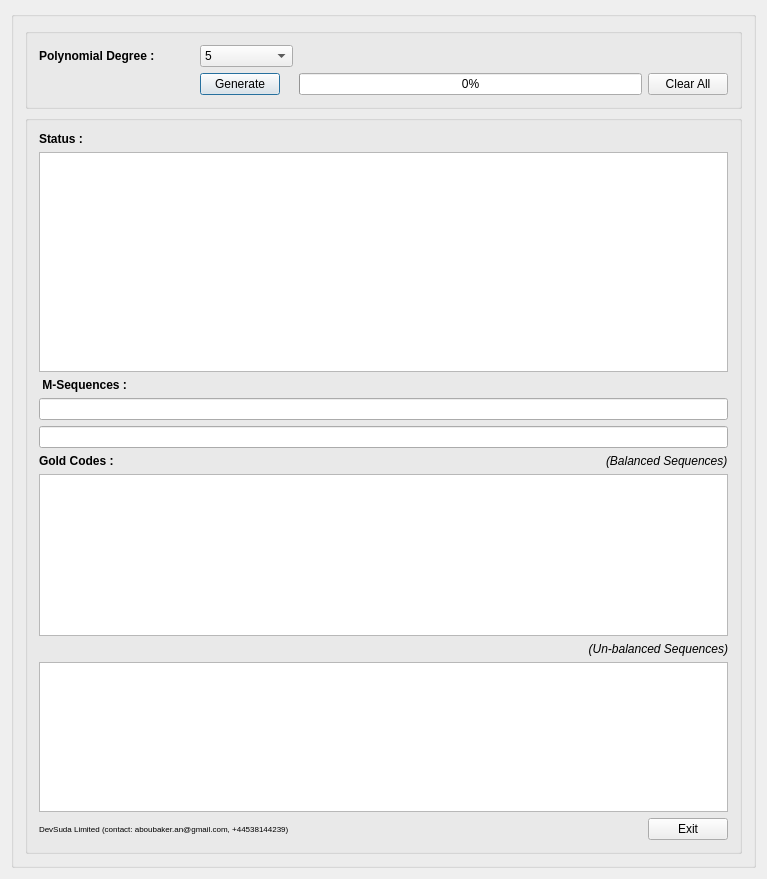
Qt form mainwindow.ui (aamagzoub/GoldCodeGenerator) before a commit.
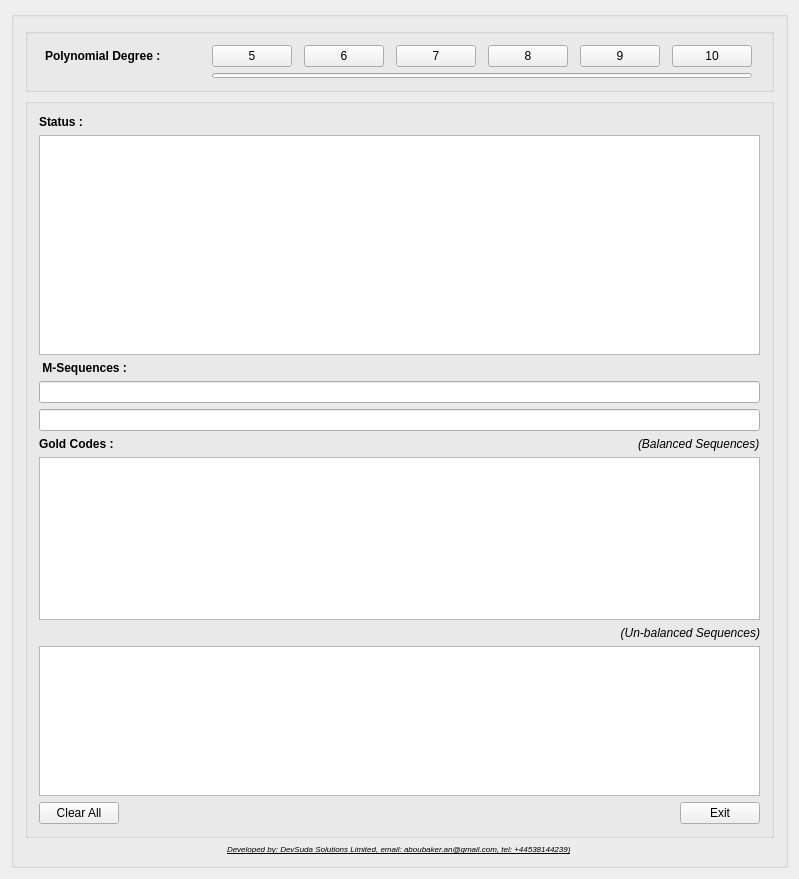
The same form after that commit.

Commit message: change the size and color of the progressbar + add button as poly. degrees

The edit to the form file:
```diff
--- a/mainwindow.ui
+++ b/mainwindow.ui
@@ -6,16 +6,28 @@
    <rect>
     <x>0</x>
     <y>0</y>
-    <width>761</width>
+    <width>799</width>
     <height>879</height>
    </rect>
   </property>
   <property name="sizePolicy">
-   <sizepolicy hsizetype="Preferred" vsizetype="Preferred">
+   <sizepolicy hsizetype="Fixed" vsizetype="Fixed">
     <horstretch>0</horstretch>
     <verstretch>0</verstretch>
    </sizepolicy>
   </property>
+  <property name="minimumSize">
+   <size>
+    <width>799</width>
+    <height>879</height>
+   </size>
+  </property>
+  <property name="maximumSize">
+   <size>
+    <width>827</width>
+    <height>881</height>
+   </size>
+  </property>
   <property name="windowTitle">
    <string>Gold Codes Generator</string>
   </property>
@@ -35,13 +47,181 @@
          <string/>
         </property>
         <layout class="QGridLayout" name="gridLayout_2">
+         <item row="0" column="0" colspan="2">
+          <widget class="QGroupBox" name="gridGroupBox">
+           <property name="sizePolicy">
+            <sizepolicy hsizetype="Preferred" vsizetype="Fixed">
+             <horstretch>0</horstretch>
+             <verstretch>0</verstretch>
+            </sizepolicy>
+           </property>
+           <property name="minimumSize">
+            <size>
+             <width>0</width>
+             <height>0</height>
+            </size>
+           </property>
+           <layout class="QGridLayout" name="gridLayout_4">
+            <item row="1" column="8">
+             <widget class="QLabel" name="poly_deg_lbl">
+              <property name="sizePolicy">
+               <sizepolicy hsizetype="Fixed" vsizetype="Fixed">
+                <horstretch>0</horstretch>
+                <verstretch>0</verstretch>
+               </sizepolicy>
+              </property>
+              <property name="minimumSize">
+               <size>
+                <width>155</width>
+                <height>0</height>
+               </size>
+              </property>
+              <property name="font">
+               <font>
+                <weight>75</weight>
+                <bold>true</bold>
+               </font>
+              </property>
+              <property name="text">
+               <string>Polynomial Degree :</string>
+              </property>
+             </widget>
+            </item>
+            <item row="1" column="10">
+             <widget class="QPushButton" name="poly_deg_6">
+              <property name="sizePolicy">
+               <sizepolicy hsizetype="Fixed" vsizetype="Fixed">
+                <horstretch>0</horstretch>
+                <verstretch>0</verstretch>
+               </sizepolicy>
+              </property>
+              <property name="text">
+               <string>6</string>
+              </property>
+             </widget>
+            </item>
+            <item row="1" column="11">
+             <widget class="QPushButton" name="poly_deg_7">
+              <property name="sizePolicy">
+               <sizepolicy hsizetype="Fixed" vsizetype="Fixed">
+                <horstretch>0</horstretch>
+                <verstretch>0</verstretch>
+               </sizepolicy>
+              </property>
+              <property name="text">
+               <string>7</string>
+              </property>
+             </widget>
+            </item>
+            <item row="1" column="9">
+             <widget class="QPushButton" name="poly_deg_5">
+              <property name="sizePolicy">
+               <sizepolicy hsizetype="Fixed" vsizetype="Fixed">
+                <horstretch>0</horstretch>
+                <verstretch>0</verstretch>
+               </sizepolicy>
+              </property>
+              <property name="text">
+               <string>5</string>
+              </property>
+             </widget>
+            </item>
+            <item row="1" column="12">
+             <widget class="QPushButton" name="poly_deg_8">
+              <property name="sizePolicy">
+               <sizepolicy hsizetype="Fixed" vsizetype="Fixed">
+                <horstretch>0</horstretch>
+                <verstretch>0</verstretch>
+               </sizepolicy>
+              </property>
+              <property name="text">
+               <string>8</string>
+              </property>
+             </widget>
+            </item>
+            <item row="1" column="13">
+             <widget class="QPushButton" name="poly_deg_9">
+              <property name="sizePolicy">
+               <sizepolicy hsizetype="Fixed" vsizetype="Fixed">
+                <horstretch>0</horstretch>
+                <verstretch>0</verstretch>
+               </sizepolicy>
+              </property>
+              <property name="text">
+               <string>9</string>
+              </property>
+             </widget>
+            </item>
+            <item row="1" column="14">
+             <widget class="QPushButton" name="poly_deg_10">
+              <property name="sizePolicy">
+               <sizepolicy hsizetype="Fixed" vsizetype="Fixed">
+                <horstretch>0</horstretch>
+                <verstretch>0</verstretch>
+               </sizepolicy>
+              </property>
+              <property name="text">
+               <string>10</string>
+              </property>
+             </widget>
+            </item>
+            <item row="2" column="9" colspan="6">
+             <widget class="QProgressBar" name="progressBar">
+              <property name="maximumSize">
+               <size>
+                <width>16777215</width>
+                <height>5</height>
+               </size>
+              </property>
+              <property name="value">
+               <number>0</number>
+              </property>
+              <property name="textVisible">
+               <bool>false</bool>
+              </property>
+              <property name="invertedAppearance">
+               <bool>false</bool>
+              </property>
+              <property name="textDirection">
+               <enum>QProgressBar::TopToBottom</enum>
+              </property>
+              <property name="format">
+               <string>%p%</string>
+              </property>
+             </widget>
+            </item>
+           </layout>
+          </widget>
+         </item>
          <item row="2" column="0" colspan="2">
           <widget class="QGroupBox" name="groupBox">
            <layout class="QGridLayout" name="gridLayout_10">
-            <item row="1" column="2" colspan="2">
+            <item row="3" column="2" colspan="6">
+             <widget class="QLineEdit" name="mseq_1_bits">
+              <property name="enabled">
+               <bool>true</bool>
+              </property>
+              <property name="sizePolicy">
+               <sizepolicy hsizetype="Preferred" vsizetype="Fixed">
+                <horstretch>0</horstretch>
+                <verstretch>0</verstretch>
+               </sizepolicy>
+              </property>
+              <property name="minimumSize">
+               <size>
+                <width>689</width>
+                <height>0</height>
+               </size>
+              </property>
+              <property name="readOnly">
+               <bool>true</bool>
+              </property>
+             </widget>
+            </item>
+            <item row="1" column="2" colspan="6">
              <widget class="QPlainTextEdit" name="status_win">
               <property name="sizePolicy">
-               <sizepolicy hsizetype="Fixed" vsizetype="Fixed">
+               <sizepolicy hsizetype="Preferred" vsizetype="Fixed">
                 <horstretch>0</horstretch>
                 <verstretch>0</verstretch>
                </sizepolicy>
@@ -71,7 +251,7 @@
               </property>
              </widget>
             </item>
-            <item row="4" column="2" colspan="2">
+            <item row="4" column="2" colspan="6">
              <widget class="QLineEdit" name="mseq_2_bits">
               <property name="enabled">
                <bool>true</bool>
@@ -93,79 +273,6 @@
               </property>
              </widget>
             </item>
-            <item row="3" column="2" colspan="2">
-             <widget class="QLineEdit" name="mseq_1_bits">
-              <property name="enabled">
-               <bool>true</bool>
-              </property>
-              <property name="sizePolicy">
-               <sizepolicy hsizetype="Preferred" vsizetype="Fixed">
-                <horstretch>0</horstretch>
-                <verstretch>0</verstretch>
-               </sizepolicy>
-              </property>
-              <property name="minimumSize">
-               <size>
-                <width>689</width>
-                <height>0</height>
-               </size>
-              </property>
-              <property name="readOnly">
-               <bool>true</bool>
-              </property>
-             </widget>
-            </item>
-            <item row="2" column="2">
-             <widget class="QLabel" name="label_3">
-              <property name="sizePolicy">
-               <sizepolicy hsizetype="Fixed" vsizetype="Fixed">
-                <horstretch>0</horstretch>
-                <verstretch>0</verstretch>
-               </sizepolicy>
-              </property>
-              <property name="font">
-               <font>
-                <weight>75</weight>
-                <bold>true</bold>
-               </font>
-              </property>
-              <property name="text">
-               <string> M-Sequences :</string>
-              </property>
-             </widget>
-            </item>
-            <item row="11" column="3" alignment="Qt::AlignRight">
-             <widget class="QPushButton" name="exit_btn">
-              <property name="sizePolicy">
-               <sizepolicy hsizetype="Fixed" vsizetype="Fixed">
-                <horstretch>0</horstretch>
-                <verstretch>0</verstretch>
-               </sizepolicy>
-              </property>
-              <property name="text">
-               <string>Exit</string>
-              </property>
-             </widget>
-            </item>
-            <item row="8" column="2" rowspan="3" colspan="2">
-             <widget class="QTextEdit" name="unbalanced_seq_val">
-              <property name="sizePolicy">
-               <sizepolicy hsizetype="Preferred" vsizetype="Preferred">
-                <horstretch>0</horstretch>
-                <verstretch>0</verstretch>
-               </sizepolicy>
-              </property>
-              <property name="minimumSize">
-               <size>
-                <width>689</width>
-                <height>150</height>
-               </size>
-              </property>
-              <property name="lineWrapMode">
-               <enum>QTextEdit::NoWrap</enum>
-              </property>
-             </widget>
-            </item>
             <item row="5" column="2">
              <widget class="QLabel" name="seq_2_lbl_3">
               <property name="sizePolicy">
@@ -188,10 +295,29 @@
               </property>
              </widget>
             </item>
-            <item row="6" column="2" colspan="2">
-             <widget class="QTextEdit" name="balanced_seq_val">
+            <item row="2" column="2">
+             <widget class="QLabel" name="label_3">
               <property name="sizePolicy">
-               <sizepolicy hsizetype="Preferred" vsizetype="Preferred">
+               <sizepolicy hsizetype="Fixed" vsizetype="Fixed">
+                <horstretch>0</horstretch>
+                <verstretch>0</verstretch>
+               </sizepolicy>
+              </property>
+              <property name="font">
+               <font>
+                <weight>75</weight>
+                <bold>true</bold>
+               </font>
+              </property>
+              <property name="text">
+               <string> M-Sequences :</string>
+              </property>
+             </widget>
+            </item>
+            <item row="8" column="2" rowspan="3" colspan="6">
+             <widget class="QTextEdit" name="unbalanced_seq_val">
+              <property name="sizePolicy">
+               <sizepolicy hsizetype="Preferred" vsizetype="Fixed">
                 <horstretch>0</horstretch>
                 <verstretch>0</verstretch>
                </sizepolicy>
@@ -207,7 +333,20 @@
               </property>
              </widget>
             </item>
-            <item row="5" column="3" alignment="Qt::AlignRight">
+            <item row="11" column="7" alignment="Qt::AlignRight">
+             <widget class="QPushButton" name="exit_btn">
+              <property name="sizePolicy">
+               <sizepolicy hsizetype="Fixed" vsizetype="Fixed">
+                <horstretch>0</horstretch>
+                <verstretch>0</verstretch>
+               </sizepolicy>
+              </property>
+              <property name="text">
+               <string>Exit</string>
+              </property>
+             </widget>
+            </item>
+            <item row="5" column="7" alignment="Qt::AlignRight">
              <widget class="QLabel" name="label_2">
               <property name="sizePolicy">
                <sizepolicy hsizetype="Preferred" vsizetype="Fixed">
@@ -227,7 +366,7 @@
               </property>
              </widget>
             </item>
-            <item row="7" column="3">
+            <item row="7" column="7">
              <widget class="QLabel" name="label">
               <property name="sizePolicy">
                <sizepolicy hsizetype="Preferred" vsizetype="Fixed">
@@ -278,46 +417,29 @@
               </property>
              </widget>
             </item>
+            <item row="6" column="2" colspan="6">
+             <widget class="QTextEdit" name="balanced_seq_val">
+              <property name="sizePolicy">
+               <sizepolicy hsizetype="Preferred" vsizetype="Fixed">
+                <horstretch>0</horstretch>
+                <verstretch>0</verstretch>
+               </sizepolicy>
+              </property>
+              <property name="minimumSize">
+               <size>
+                <width>689</width>
+                <height>150</height>
+               </size>
+              </property>
+              <property name="lineWrapMode">
+               <enum>QTextEdit::NoWrap</enum>
+              </property>
+             </widget>
+            </item>
             <item row="11" column="2">
-             <widget class="QLabel" name="label_4">
-              <property name="sizePolicy">
-               <sizepolicy hsizetype="Fixed" vsizetype="Fixed">
-                <horstretch>0</horstretch>
-                <verstretch>0</verstretch>
-               </sizepolicy>
-              </property>
-              <property name="font">
-               <font>
-                <pointsize>6</pointsize>
-               </font>
-              </property>
-              <property name="text">
-               <string>DevSuda Limited (contact: aboubaker.an@gmail.com, +44538144239)</string>
-              </property>
-             </widget>
-            </item>
-           </layout>
-          </widget>
-         </item>
-         <item row="0" column="0" colspan="2">
-          <widget class="QGroupBox" name="gridGroupBox">
-           <property name="sizePolicy">
-            <sizepolicy hsizetype="Preferred" vsizetype="Fixed">
-             <horstretch>0</horstretch>
-             <verstretch>0</verstretch>
-            </sizepolicy>
-           </property>
-           <property name="minimumSize">
-            <size>
-             <width>0</width>
-             <height>0</height>
-            </size>
-           </property>
-           <layout class="QGridLayout" name="gridLayout_4">
-            <item row="2" column="11">
              <widget class="QPushButton" name="clear_btn">
               <property name="sizePolicy">
-               <sizepolicy hsizetype="Minimum" vsizetype="Fixed">
+               <sizepolicy hsizetype="Fixed" vsizetype="Fixed">
                 <horstretch>0</horstretch>
                 <verstretch>0</verstretch>
                </sizepolicy>
@@ -327,143 +449,31 @@
               </property>
              </widget>
             </item>
-            <item row="2" column="9">
-             <widget class="QPushButton" name="generate_btn">
-              <property name="sizePolicy">
-               <sizepolicy hsizetype="Fixed" vsizetype="Fixed">
-                <horstretch>0</horstretch>
-                <verstretch>0</verstretch>
-               </sizepolicy>
-              </property>
-              <property name="font">
-               <font>
-                <weight>50</weight>
-                <bold>false</bold>
-               </font>
-              </property>
-              <property name="text">
-               <string>Generate</string>
-              </property>
-              <property name="checkable">
-               <bool>false</bool>
-              </property>
-              <property name="autoDefault">
-               <bool>true</bool>
-              </property>
-              <property name="default">
-               <bool>true</bool>
-              </property>
-              <property name="flat">
-               <bool>false</bool>
-              </property>
-             </widget>
-            </item>
-            <item row="1" column="10">
-             <spacer name="horizontalSpacer">
-              <property name="orientation">
-               <enum>Qt::Horizontal</enum>
-              </property>
-              <property name="sizeHint" stdset="0">
-               <size>
-                <width>40</width>
-                <height>20</height>
-               </size>
-              </property>
-             </spacer>
-            </item>
-            <item row="1" column="9" alignment="Qt::AlignLeft">
-             <widget class="QComboBox" name="poly_deg_val">
-              <property name="sizePolicy">
-               <sizepolicy hsizetype="Fixed" vsizetype="Fixed">
-                <horstretch>0</horstretch>
-                <verstretch>0</verstretch>
-               </sizepolicy>
-              </property>
-              <property name="minimumSize">
-               <size>
-                <width>93</width>
-                <height>0</height>
-               </size>
-              </property>
-              <property name="maximumSize">
-               <size>
-                <width>40</width>
-                <height>16777215</height>
-               </size>
-              </property>
-              <item>
-               <property name="text">
-                <string>5</string>
-               </property>
-              </item>
-              <item>
-               <property name="text">
-                <string>6</string>
-               </property>
-              </item>
-              <item>
-               <property name="text">
-                <string>7</string>
-               </property>
-              </item>
-              <item>
-               <property name="text">
-                <string>8</string>
-               </property>
-              </item>
-              <item>
-               <property name="text">
-                <string>9</string>
-               </property>
-              </item>
-              <item>
-               <property name="text">
-                <string>10</string>
-               </property>
-              </item>
-             </widget>
-            </item>
-            <item row="1" column="8">
-             <widget class="QLabel" name="poly_deg_lbl">
-              <property name="sizePolicy">
-               <sizepolicy hsizetype="Fixed" vsizetype="Fixed">
-                <horstretch>0</horstretch>
-                <verstretch>0</verstretch>
-               </sizepolicy>
-              </property>
-              <property name="minimumSize">
-               <size>
-                <width>155</width>
-                <height>0</height>
-               </size>
-              </property>
-              <property name="font">
-               <font>
-                <weight>75</weight>
-                <bold>true</bold>
-               </font>
-              </property>
-              <property name="text">
-               <string>Polynomial Degree :</string>
-              </property>
-             </widget>
-            </item>
-            <item row="2" column="10">
-             <widget class="QProgressBar" name="progressBar">
-              <property name="value">
-               <number>0</number>
-              </property>
-              <property name="invertedAppearance">
-               <bool>false</bool>
-              </property>
-              <property name="textDirection">
-               <enum>QProgressBar::TopToBottom</enum>
-              </property>
-             </widget>
-            </item>
            </layout>
           </widget>
          </item>
+         <item row="3" column="0" colspan="2" alignment="Qt::AlignHCenter">
+          <widget class="QLabel" name="label_4">
+           <property name="sizePolicy">
+            <sizepolicy hsizetype="Preferred" vsizetype="Fixed">
+             <horstretch>0</horstretch>
+             <verstretch>0</verstretch>
+            </sizepolicy>
+           </property>
+           <property name="font">
+            <font>
+             <pointsize>6</pointsize>
+             <weight>50</weight>
+             <italic>true</italic>
+             <bold>false</bold>
+             <underline>true</underline>
+            </font>
+           </property>
+           <property name="text">
+            <string>Developed by: DevSuda Solutions Limited, email: aboubaker.an@gmail.com, tel: +44538144239)</string>
+           </property>
+          </widget>
+         </item>
         </layout>
        </widget>
       </item>
```
The commit also changes 2 other files.
